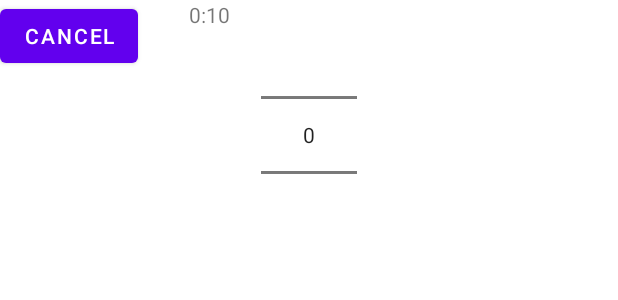
After one commit to telvinzhong/workoutTimerMobileApp, an Android app: the layout activity_workout.xml on its own in the app's theme, with its tools: preview values and no code run, on a phone screen of 412 x 824 dp. The commit adds this screen. Shown: the top 300 px of the screen. Run offline under Robolectric (Android 15) with nearby library versions, the phone set to English and light mode, and no system bars.

Commit message:
picker without dialog

```diff
--- a/app/src/main/AndroidManifest.xml
+++ b/app/src/main/AndroidManifest.xml
@@ -18,6 +18,7 @@
                 <category android:name="android.intent.category.LAUNCHER" />
             </intent-filter>
         </activity>
+        <activity android:name=".workoutActivity" />
     </application>
 
 </manifest>
--- a/app/src/main/res/layout/activity_main.xml
+++ b/app/src/main/res/layout/activity_main.xml
@@ -21,10 +21,11 @@
         tools:text="Days in a row: 0" />
 
     <Button
-        android:id="@+id/button"
+        android:id="@+id/startworkout"
         android:layout_width="wrap_content"
         android:layout_height="wrap_content"
         android:layout_marginEnd="49dp"
+        android:onClick="onClick"
         android:text="Start Workout"
         app:layout_constraintBottom_toBottomOf="parent"
         app:layout_constraintEnd_toStartOf="@+id/button2"
--- /dev/null
+++ b/app/src/main/res/layout/activity_workout.xml
@@ -0,0 +1,34 @@
+<?xml version="1.0" encoding="utf-8"?>
+<androidx.constraintlayout.widget.ConstraintLayout xmlns:android="http://schemas.android.com/apk/res/android"
+    xmlns:app="http://schemas.android.com/apk/res-auto"
+    xmlns:tools="http://schemas.android.com/tools"
+    android:layout_width="match_parent"
+    android:layout_height="match_parent">
+
+    <NumberPicker
+        android:id="@+id/exercisetimepicker"
+        android:layout_width="wrap_content"
+        android:layout_height="wrap_content"
+        app:layout_constraintEnd_toEndOf="parent"
+        app:layout_constraintStart_toStartOf="parent"></NumberPicker>
+    <Button
+        android:id="@+id/button2"
+        android:layout_width="wrap_content"
+        android:layout_height="wrap_content"
+        android:layout_marginLeft="20dp"
+        android:layout_marginTop="98dp"
+        android:text="Cancel" />
+
+    <TextView
+        android:id="@+id/exercisetime"
+        android:layout_width="wrap_content"
+        android:layout_height="wrap_content"
+        android:ems="10"
+        android:inputType="textPersonName"
+        android:text="0:10"
+        app:layout_constraintEnd_toEndOf="parent"
+        app:layout_constraintStart_toStartOf="parent"
+        tools:layout_editor_absoluteY="211dp" />
+
+
+</androidx.constraintlayout.widget.ConstraintLayout>
```
Also changed, not shown: app/src/main/java/edu/neu/madcourse/myapplication/MainActivity.java (+9 -0 lines), app/src/main/java/edu/neu/madcourse/myapplication/Time.java (added, +119 -0 lines), app/src/main/java/edu/neu/madcourse/myapplication/workoutActivity.java (added, +51 -0 lines), app/src/main/res/layout/dialog.xml (added, +30 -0 lines).
